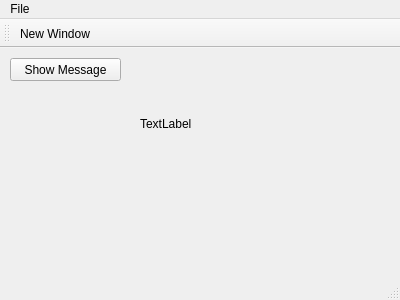
This is mainwindow.ui in margaretefolger/EigenQtOpenGl as Qt 5 draws it before an edit. The edited form follows.
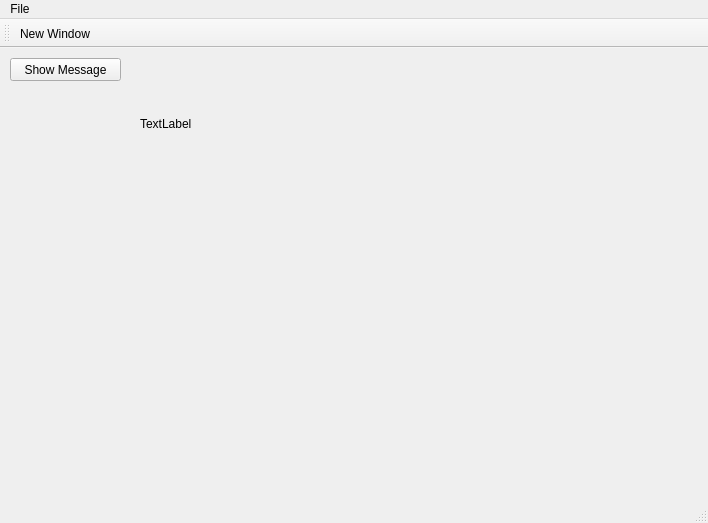
This is the edited form. Custom widgets are drawn as their Qt base class.

Commit message: Created Scene class

What changed in the file:
```diff
--- a/mainwindow.ui
+++ b/mainwindow.ui
@@ -6,8 +6,8 @@
    <rect>
     <x>0</x>
     <y>0</y>
-    <width>400</width>
-    <height>300</height>
+    <width>708</width>
+    <height>523</height>
    </rect>
   </property>
   <property name="windowTitle">
@@ -40,13 +40,23 @@
      <string>TextLabel</string>
     </property>
    </widget>
+   <widget class="GLWidget" name="GLWidgetOne" native="true">
+    <property name="geometry">
+     <rect>
+      <x>290</x>
+      <y>100</y>
+      <width>371</width>
+      <height>351</height>
+     </rect>
+    </property>
+   </widget>
   </widget>
   <widget class="QMenuBar" name="menuBar">
    <property name="geometry">
     <rect>
      <x>0</x>
      <y>0</y>
-     <width>400</width>
+     <width>708</width>
      <height>20</height>
     </rect>
    </property>
@@ -75,6 +85,14 @@
   </action>
  </widget>
  <layoutdefault spacing="6" margin="11"/>
+ <customwidgets>
+  <customwidget>
+   <class>GLWidget</class>
+   <extends>QWidget</extends>
+   <header>glwidget.h</header>
+   <container>1</container>
+  </customwidget>
+ </customwidgets>
  <resources/>
  <connections/>
 </ui>
```
The commit also changes 6 other files.
